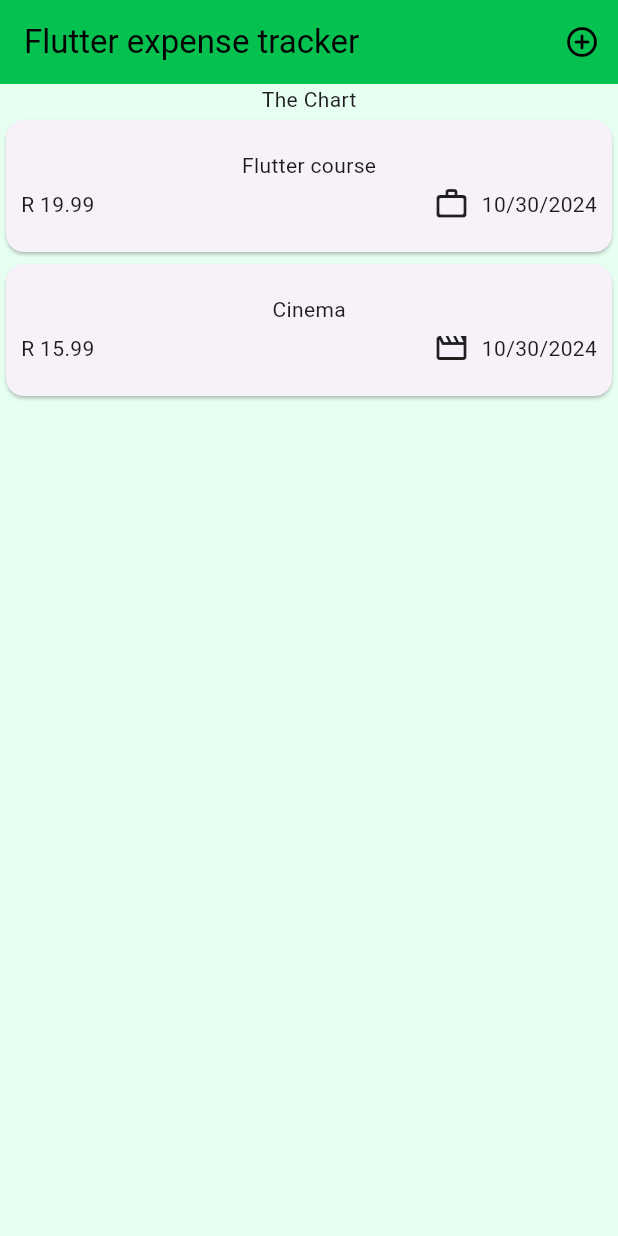
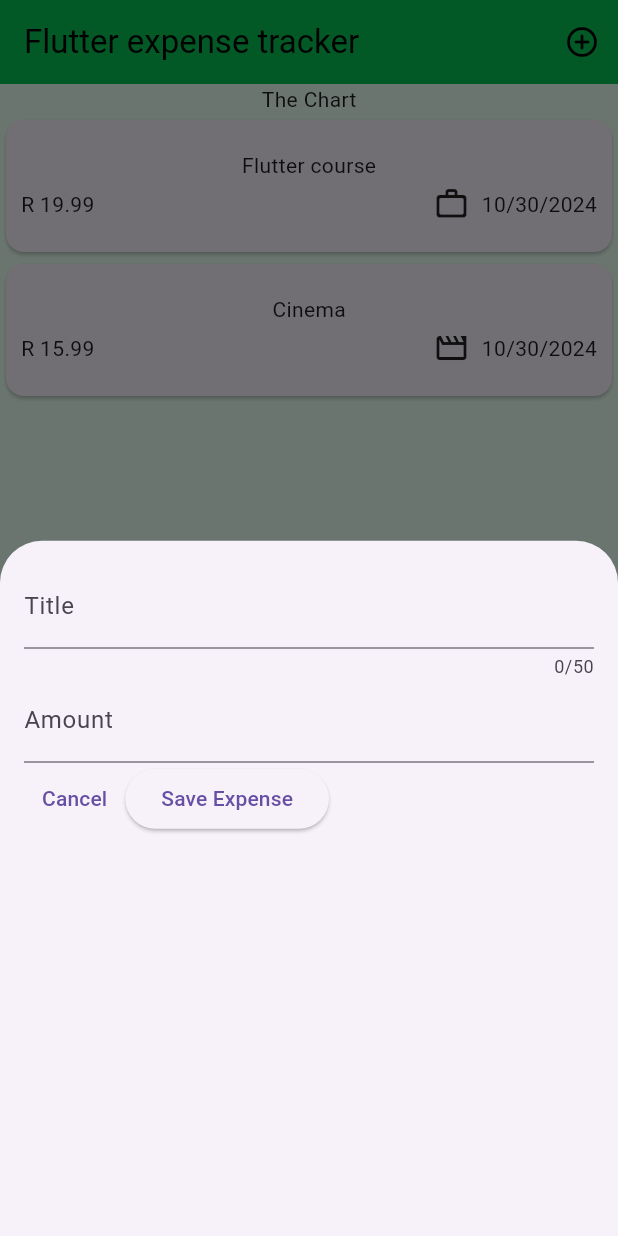
Before and after one commit to Psage001/expenses_tracker, a Flutter app: the screen it shows after launch, after a tap on the "add circle outline" icon, on a phone screen of 412 x 824 dp. Run offline on Flutter 3.47's test engine with Material 3 defaults, Android fonts, the phone set to English and light mode, and no system bars.

Commit message:
Adding expenses

```diff
--- a/lib/Widgets/expenses.dart
+++ b/lib/Widgets/expenses.dart
@@ -1,4 +1,5 @@
 import 'package:expenses_tracker/Models/temp_expense.dart';
+import 'package:expenses_tracker/Widgets/new_expense.dart';
 import 'package:flutter/material.dart';
 import 'package:expenses_tracker/Widgets/expenses_list/expenses_list.dart';
 
@@ -27,17 +28,28 @@ class _ExpensesState extends State<Expenses> {
     ),
   ];
 
+  void _openAddExpenseOverlay() {
+    showModalBottomSheet(
+      context: context,
+      builder: (ctx) => const NewExpense(),
+    );
+  }
+
   @override
   Widget build(BuildContext context) {
     return Scaffold(
       appBar: AppBar(
         title: const Text(
-          style: TextStyle(color: Color.fromARGB(255, 3, 3, 3)),'Flutter expense tracker'),
+            style: TextStyle(color: Color.fromARGB(255, 3, 3, 3)),
+            'Flutter expense tracker'),
         backgroundColor: const Color.fromARGB(255, 5, 193, 80),
         actions: [
           IconButton(
-            onPressed: () {},
-            icon: const Icon(Icons.add_circle_outline_rounded, color: Color.fromARGB(255, 0, 0, 0),),
+            onPressed: _openAddExpenseOverlay,
+            icon: const Icon(
+              Icons.add_circle_outline_rounded,
+              color: Color.fromARGB(255, 0, 0, 0),
+            ),
           ),
         ],
       ),
--- /dev/null
+++ b/lib/Widgets/new_expense.dart
@@ -0,0 +1,65 @@
+import 'package:flutter/material.dart';
+
+class NewExpense extends StatefulWidget {
+  const NewExpense({super.key});
+
+  @override
+  State<NewExpense> createState() {
+    return _NewExpenseState();
+  }
+}
+
+class _NewExpenseState extends State<NewExpense> {
+  final _titleController = TextEditingController();
+  final _amountController = TextEditingController();
+
+  @override
+  void dispose() {
+    _titleController.dispose();
+    _amountController.dispose();
+    super.dispose();
+  }
+
+  @override
+  Widget build(BuildContext context) {
+    return Padding(
+      padding: const EdgeInsets.all(16),
+      child: Column(
+        children: [
+          TextField(
+            controller: _titleController,
+            maxLength: 50,
+            decoration: const InputDecoration(
+              label: Text('Title'),
+            ),
+          ),
+          TextField(
+            controller: _amountController,
+            keyboardType: TextInputType.number,
+            decoration: const InputDecoration(
+              prefixText: 'R ',
+              label: Text('Amount'),
+            ),
+          ),
+          Row(
+            children: [
+              TextButton(
+                onPressed: () {
+                  Navigator.pop(context);
+                },
+                child: const Text('Cancel'),
+              ),
+              ElevatedButton(
+                onPressed: () {
+                  print(_titleController.text);
+                  print(_amountController);
+                },
+                child: const Text('Save Expense'),
+              ),
+            ],
+          )
+        ],
+      ),
+    );
+  }
+}
```
